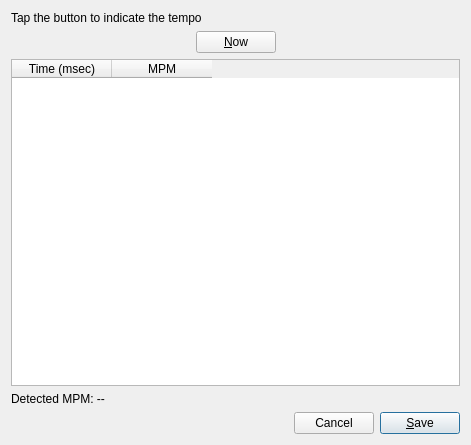
First picture: the form in DlgTapTempo.ui, repository madmaxoft/SkauTan, before the edit.
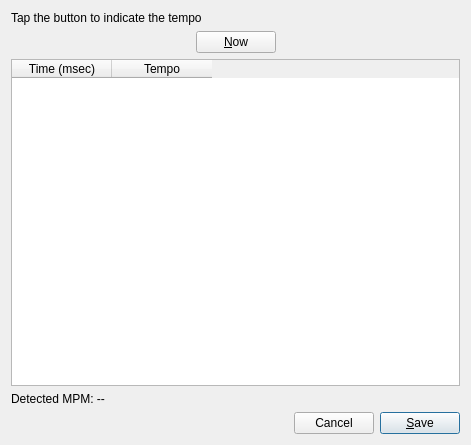
Second picture: the form after the edit.

Commit message:
DlgTapTempo: Increased the reset timeout to 5 seconds.
Blues with 20 MPM was on the edge of the previous timeout of 3 seconds.

```diff
--- a/DlgTapTempo.ui
+++ b/DlgTapTempo.ui
@@ -73,7 +73,7 @@
      </column>
      <column>
       <property name="text">
-       <string>MPM</string>
+       <string>Tempo</string>
       </property>
      </column>
     </widget>
```
The commit also changes 1 other file.
